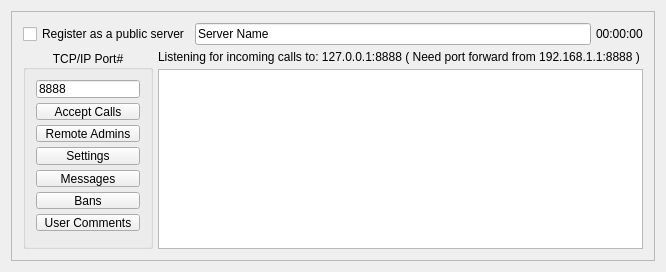
The window that ui/remix.ui (StarixWoS/ReMix) describes before a commit, drawn with Qt 5.
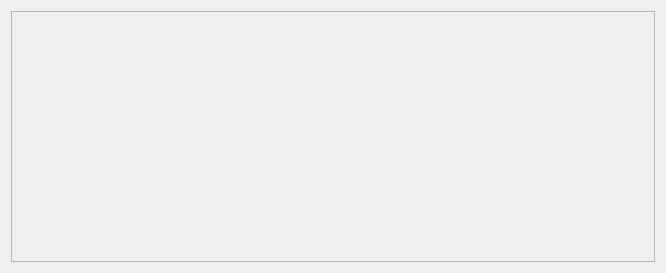
The same window after the commit.

Commit message: Change: Split the main ReMix UI into a ReMixWidget class. This is in preparation for a tabbed-server list for hosting multiple servers at once.. Change: Split the main ReMix UI even further by moving the PlayerList-related code into a "PlrListWidget" class.

Patch:
```diff
--- a/ui/remix.ui
+++ b/ui/remix.ui
@@ -7,13 +7,13 @@
     <x>0</x>
     <y>0</y>
     <width>666</width>
-    <height>272</height>
+    <height>273</height>
    </rect>
   </property>
   <property name="minimumSize">
    <size>
     <width>0</width>
-    <height>272</height>
+    <height>273</height>
    </size>
   </property>
   <property name="maximumSize">
@@ -39,429 +39,24 @@
        <enum>QFrame::Raised</enum>
       </property>
       <layout class="QGridLayout" name="gridLayout_2">
+       <property name="sizeConstraint">
+        <enum>QLayout::SetNoConstraint</enum>
+       </property>
+       <property name="leftMargin">
+        <number>0</number>
+       </property>
+       <property name="topMargin">
+        <number>0</number>
+       </property>
+       <property name="rightMargin">
+        <number>0</number>
+       </property>
+       <property name="bottomMargin">
+        <number>0</number>
+       </property>
        <property name="spacing">
-        <number>5</number>
+        <number>0</number>
        </property>
-       <item row="0" column="0" colspan="2">
-        <widget class="QCheckBox" name="isPublicServer">
-         <property name="sizePolicy">
-          <sizepolicy hsizetype="Preferred" vsizetype="Fixed">
-           <horstretch>0</horstretch>
-           <verstretch>0</verstretch>
-          </sizepolicy>
-         </property>
-         <property name="text">
-          <string>Register as a public server</string>
-         </property>
-        </widget>
-       </item>
-       <item row="0" column="2">
-        <widget class="QLineEdit" name="serverName">
-         <property name="text">
-          <string>Server Name</string>
-         </property>
-        </widget>
-       </item>
-       <item row="0" column="3">
-        <widget class="QLabel" name="onlineTime">
-         <property name="sizePolicy">
-          <sizepolicy hsizetype="Fixed" vsizetype="Fixed">
-           <horstretch>0</horstretch>
-           <verstretch>0</verstretch>
-          </sizepolicy>
-         </property>
-         <property name="text">
-          <string>00:00:00</string>
-         </property>
-        </widget>
-       </item>
-       <item row="1" column="0" rowspan="2">
-        <widget class="QGroupBox" name="groupBox_2">
-         <property name="sizePolicy">
-          <sizepolicy hsizetype="Preferred" vsizetype="Expanding">
-           <horstretch>0</horstretch>
-           <verstretch>0</verstretch>
-          </sizepolicy>
-         </property>
-         <property name="minimumSize">
-          <size>
-           <width>130</width>
-           <height>0</height>
-          </size>
-         </property>
-         <property name="maximumSize">
-          <size>
-           <width>130</width>
-           <height>350</height>
-          </size>
-         </property>
-         <property name="title">
-          <string>TCP/IP Port#</string>
-         </property>
-         <property name="alignment">
-          <set>Qt::AlignCenter</set>
-         </property>
-         <layout class="QGridLayout" name="gridLayout_4">
-          <property name="leftMargin">
-           <number>10</number>
-          </property>
-          <property name="topMargin">
-           <number>10</number>
-          </property>
-          <property name="rightMargin">
-           <number>10</number>
-          </property>
-          <property name="bottomMargin">
-           <number>10</number>
-          </property>
-          <property name="horizontalSpacing">
-           <number>10</number>
-          </property>
-          <property name="verticalSpacing">
-           <number>5</number>
-          </property>
-          <item row="7" column="0" colspan="2">
-           <widget class="QGroupBox" name="groupBox">
-            <property name="sizePolicy">
-             <sizepolicy hsizetype="Preferred" vsizetype="Ignored">
-              <horstretch>0</horstretch>
-              <verstretch>0</verstretch>
-             </sizepolicy>
-            </property>
-            <property name="title">
-             <string>Stats</string>
-            </property>
-            <property name="alignment">
-             <set>Qt::AlignHCenter|Qt::AlignTop</set>
-            </property>
-            <layout class="QVBoxLayout" name="verticalLayout">
-             <property name="spacing">
-              <number>5</number>
-             </property>
-             <property name="leftMargin">
-              <number>10</number>
-             </property>
-             <property name="topMargin">
-              <number>10</number>
-             </property>
-             <property name="rightMargin">
-              <number>10</number>
-             </property>
-             <property name="bottomMargin">
-              <number>10</number>
-             </property>
-             <item>
-              <widget class="QLabel" name="callCount">
-               <property name="sizePolicy">
-                <sizepolicy hsizetype="Fixed" vsizetype="Fixed">
-                 <horstretch>0</horstretch>
-                 <verstretch>0</verstretch>
-                </sizepolicy>
-               </property>
-               <property name="maximumSize">
-                <size>
-                 <width>16777215</width>
-                 <height>20</height>
-                </size>
-               </property>
-               <property name="text">
-                <string>#Calls: 0</string>
-               </property>
-              </widget>
-             </item>
-             <item>
-              <widget class="QLabel" name="packetDCCount">
-               <property name="sizePolicy">
-                <sizepolicy hsizetype="Fixed" vsizetype="Fixed">
-                 <horstretch>0</horstretch>
-                 <verstretch>0</verstretch>
-                </sizepolicy>
-               </property>
-               <property name="maximumSize">
-                <size>
-                 <width>16777215</width>
-                 <height>20</height>
-                </size>
-               </property>
-               <property name="text">
-                <string>#Pkt-DC: 0</string>
-               </property>
-              </widget>
-             </item>
-             <item>
-              <widget class="QLabel" name="dupDCCount">
-               <property name="sizePolicy">
-                <sizepolicy hsizetype="Fixed" vsizetype="Fixed">
-                 <horstretch>0</horstretch>
-                 <verstretch>0</verstretch>
-                </sizepolicy>
-               </property>
-               <property name="maximumSize">
-                <size>
-                 <width>16777215</width>
-                 <height>20</height>
-                </size>
-               </property>
-               <property name="text">
-                <string>#Dup-DC: 0</string>
-               </property>
-              </widget>
-             </item>
-             <item>
-              <widget class="QLabel" name="ipDCCount">
-               <property name="sizePolicy">
-                <sizepolicy hsizetype="Fixed" vsizetype="Fixed">
-                 <horstretch>0</horstretch>
-                 <verstretch>0</verstretch>
-                </sizepolicy>
-               </property>
-               <property name="maximumSize">
-                <size>
-                 <width>16777215</width>
-                 <height>20</height>
-                </size>
-               </property>
-               <property name="text">
-                <string>#IP-DC: 0</string>
-               </property>
-              </widget>
-             </item>
-             <item>
-              <widget class="QLabel" name="packetINBD">
-               <property name="sizePolicy">
-                <sizepolicy hsizetype="Fixed" vsizetype="Fixed">
-                 <horstretch>0</horstretch>
-                 <verstretch>0</verstretch>
-                </sizepolicy>
-               </property>
-               <property name="maximumSize">
-                <size>
-                 <width>16777215</width>
-                 <height>20</height>
-                </size>
-               </property>
-               <property name="text">
-                <string>#IN: 0 BD</string>
-               </property>
-              </widget>
-             </item>
-             <item>
-              <widget class="QLabel" name="packetOUTBD">
-               <property name="sizePolicy">
-                <sizepolicy hsizetype="Fixed" vsizetype="Fixed">
-                 <horstretch>0</horstretch>
-                 <verstretch>0</verstretch>
-                </sizepolicy>
-               </property>
-               <property name="maximumSize">
-                <size>
-                 <width>16777215</width>
-                 <height>20</height>
-                </size>
-               </property>
-               <property name="text">
-                <string>#OUT: 0 BD</string>
-               </property>
-              </widget>
-             </item>
-            </layout>
-           </widget>
-          </item>
-          <item row="5" column="0" colspan="2">
-           <widget class="QPushButton" name="openBanDialog">
-            <property name="sizePolicy">
-             <sizepolicy hsizetype="Minimum" vsizetype="Preferred">
-              <horstretch>0</horstretch>
-              <verstretch>0</verstretch>
-             </sizepolicy>
-            </property>
-            <property name="maximumSize">
-             <size>
-              <width>16777215</width>
-              <height>20</height>
-             </size>
-            </property>
-            <property name="text">
-             <string>Bans</string>
-            </property>
-           </widget>
-          </item>
-          <item row="4" column="0" colspan="2">
-           <widget class="QPushButton" name="openSysMessages">
-            <property name="sizePolicy">
-             <sizepolicy hsizetype="Expanding" vsizetype="Preferred">
-              <horstretch>0</horstretch>
-              <verstretch>0</verstretch>
-             </sizepolicy>
-            </property>
-            <property name="maximumSize">
-             <size>
-              <width>16777215</width>
-              <height>20</height>
-             </size>
-            </property>
-            <property name="text">
-             <string>Messages</string>
-            </property>
-           </widget>
-          </item>
-          <item row="2" column="0" colspan="2">
-           <widget class="QPushButton" name="openRemoteAdmins">
-            <property name="sizePolicy">
-             <sizepolicy hsizetype="Minimum" vsizetype="Preferred">
-              <horstretch>0</horstretch>
-              <verstretch>0</verstretch>
-             </sizepolicy>
-            </property>
-            <property name="maximumSize">
-             <size>
-              <width>16777215</width>
-              <height>20</height>
-             </size>
-            </property>
-            <property name="text">
-             <string>Remote Admins</string>
-            </property>
-           </widget>
-          </item>
-          <item row="0" column="0" colspan="2">
-           <widget class="QLineEdit" name="serverPort">
-            <property name="sizePolicy">
-             <sizepolicy hsizetype="Preferred" vsizetype="Preferred">
-              <horstretch>0</horstretch>
-              <verstretch>0</verstretch>
-             </sizepolicy>
-            </property>
-            <property name="maximumSize">
-             <size>
-              <width>16777215</width>
-              <height>19</height>
-             </size>
-            </property>
-            <property name="text">
-             <string>8888</string>
-            </property>
-            <property name="maxLength">
-             <number>5</number>
-            </property>
-           </widget>
-          </item>
-          <item row="1" column="0" colspan="2">
-           <widget class="QPushButton" name="enableNetworking">
-            <property name="sizePolicy">
-             <sizepolicy hsizetype="Expanding" vsizetype="Preferred">
-              <horstretch>0</horstretch>
-              <verstretch>0</verstretch>
-             </sizepolicy>
-            </property>
-            <property name="maximumSize">
-             <size>
-              <width>16777215</width>
-              <height>20</height>
-             </size>
-            </property>
-            <property name="text">
-             <string>Accept Calls</string>
-            </property>
-           </widget>
-          </item>
-          <item row="6" column="0" colspan="2">
-           <widget class="QPushButton" name="openUserComments">
-            <property name="sizePolicy">
-             <sizepolicy hsizetype="Expanding" vsizetype="Preferred">
-              <horstretch>0</horstretch>
-              <verstretch>0</verstretch>
-             </sizepolicy>
-            </property>
-            <property name="maximumSize">
-             <size>
-              <width>16777215</width>
-              <height>20</height>
-             </size>
-            </property>
-            <property name="text">
-             <string>User Comments</string>
-            </property>
-           </widget>
-          </item>
-          <item row="3" column="0" colspan="2">
-           <widget class="QPushButton" name="openSettings">
-            <property name="maximumSize">
-             <size>
-              <width>16777215</width>
-              <height>20</height>
-             </size>
-            </property>
-            <property name="text">
-             <string>Settings</string>
-            </property>
-           </widget>
-          </item>
-         </layout>
-        </widget>
-       </item>
-       <item row="1" column="1" colspan="3">
-        <widget class="QLabel" name="networkStatus">
-         <property name="sizePolicy">
-          <sizepolicy hsizetype="Ignored" vsizetype="Fixed">
-           <horstretch>0</horstretch>
-           <verstretch>0</verstretch>
-          </sizepolicy>
-         </property>
-         <property name="text">
-          <string>Listening for incoming calls to: 127.0.0.1:8888 ( Need port forward from 192.168.1.1:8888 )</string>
-         </property>
-        </widget>
-       </item>
-       <item row="2" column="1" colspan="3">
-        <widget class="QTableView" name="playerView">
-         <property name="mouseTracking">
-          <bool>false</bool>
-         </property>
-         <property name="contextMenuPolicy">
-          <enum>Qt::CustomContextMenu</enum>
-         </property>
-         <property name="editTriggers">
-          <set>QAbstractItemView::NoEditTriggers</set>
-         </property>
-         <property name="alternatingRowColors">
-          <bool>true</bool>
-         </property>
-         <property name="selectionMode">
-          <enum>QAbstractItemView::SingleSelection</enum>
-         </property>
-         <property name="selectionBehavior">
-          <enum>QAbstractItemView::SelectRows</enum>
-         </property>
-         <property name="verticalScrollMode">
-          <enum>QAbstractItemView::ScrollPerPixel</enum>
-         </property>
-         <property name="horizontalScrollMode">
-          <enum>QAbstractItemView::ScrollPerPixel</enum>
-         </property>
-         <property name="sortingEnabled">
-          <bool>true</bool>
-         </property>
-         <property name="cornerButtonEnabled">
-          <bool>false</bool>
-         </property>
-         <attribute name="horizontalHeaderDefaultSectionSize">
-          <number>100</number>
-         </attribute>
-         <attribute name="horizontalHeaderStretchLastSection">
-          <bool>false</bool>
-         </attribute>
-         <attribute name="verticalHeaderVisible">
-          <bool>false</bool>
-         </attribute>
-         <attribute name="verticalHeaderDefaultSectionSize">
-          <number>20</number>
-         </attribute>
-         <attribute name="verticalHeaderMinimumSectionSize">
-          <number>20</number>
-         </attribute>
-        </widget>
-       </item>
       </layout>
      </widget>
     </item>
```
Left out of the diff: 40 changed lines with no effect on the pictures. The commit also changes 14 other files.
